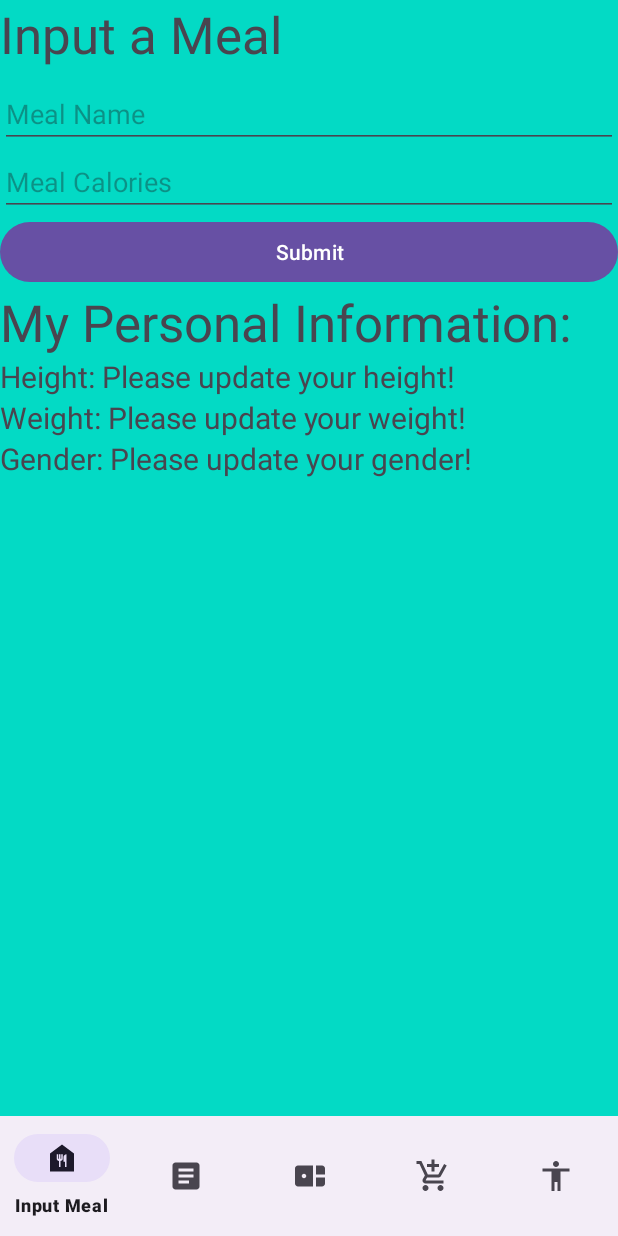
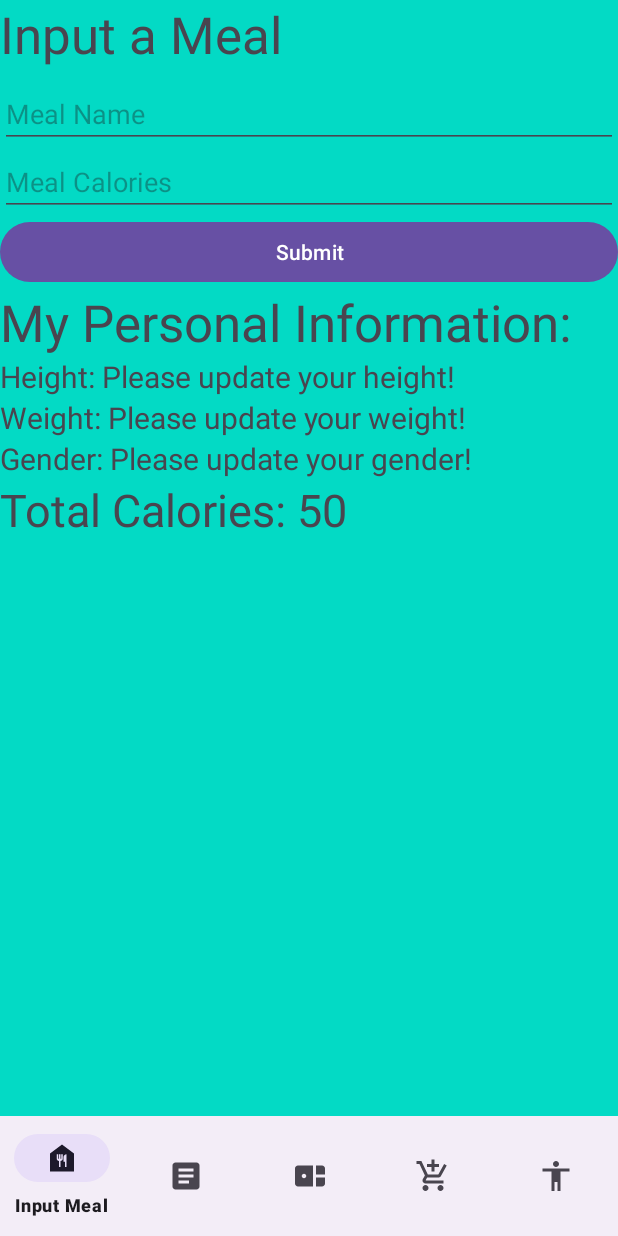
Before and after one commit to theflashwin/CS2340A_Team21, an Android app: the fragment InputMealFragment placed in its activity, after a tap on "Submit", on a phone screen of 412 x 824 dp. Run offline under Robolectric (Android 15) with nearby library versions, the phone set to English and light mode, and no system bars; our stand-ins replace Firebase (no records; nobody signed in at launch, a user with empty details on screens opened directly).

Commit message:
Display total calories

```diff
--- a/app/src/main/java/com/example/cs2340a_team21/views/InputMealFragment.java
+++ b/app/src/main/java/com/example/cs2340a_team21/views/InputMealFragment.java
@@ -79,6 +79,8 @@ public class InputMealFragment extends Fragment {
         this.submitButton.setOnClickListener(v -> {
             InputMealViewModel.sendMeal(this.nameInput.getText().toString(),
                     this.caloriesInput.getText().toString());
+            TextView textViewCalories = view.findViewById(R.id.textViewCalories);
+            textViewCalories.setText("Total Calories: " + InputMealViewModel.sumCurrentCalories());
         });
 
         //Update Personal Info
@@ -108,6 +110,10 @@ public class InputMealFragment extends Fragment {
             textViewDataGender.setText("Gender: Please update your gender!");
         }
 
+        TextView textViewDataCalories = view.findViewById(R.id.textViewCalories);
+        textViewDataCalories.setText("Total Calories: " + InputMealViewModel.sumCurrentCalories());
+
+
 //        BarChart chart = view.findViewById(R.id.chart1);
 //        setupChart(chart);
 
--- a/app/src/main/res/layout/fragment_input_meal.xml
+++ b/app/src/main/res/layout/fragment_input_meal.xml
@@ -61,5 +61,11 @@
         android:layout_height="wrap_content"
         android:text="Gender: N/A"
         android:textSize="20sp"/>
+    <TextView
+        android:id="@+id/textViewCalories"
+        android:layout_width="wrap_content"
+        android:layout_height="wrap_content"
+        android:text="Total Calories: N/A"
+        android:textSize="30sp"/>
 
 </LinearLayout>
```
